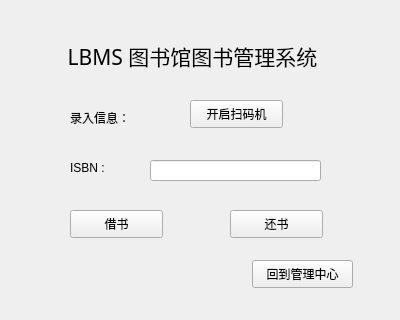
Old version of the form LBMS/borrow_return_book.ui in the repository Foldblade/LBMS-CPP.
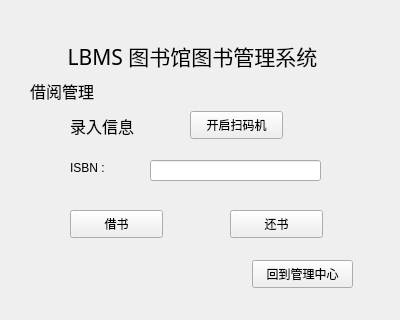
New version of the form. Icons and pictures are not drawn.

```diff
--- a/LBMS/borrow_return_book.ui
+++ b/LBMS/borrow_return_book.ui
@@ -40,19 +40,25 @@
     <rect>
      <x>70</x>
      <y>110</y>
-     <width>72</width>
-     <height>15</height>
+     <width>91</width>
+     <height>31</height>
     </rect>
    </property>
+   <property name="font">
+    <font>
+     <family>微软雅黑</family>
+     <pointsize>12</pointsize>
+    </font>
+   </property>
    <property name="text">
-    <string>录入信息：</string>
+    <string>录入信息</string>
    </property>
   </widget>
   <widget class="QPushButton" name="opencv">
    <property name="geometry">
     <rect>
      <x>190</x>
-     <y>100</y>
+     <y>111</y>
      <width>93</width>
      <height>28</height>
     </rect>
@@ -123,6 +129,25 @@
     <string>回到管理中心</string>
    </property>
   </widget>
+  <widget class="QLabel" name="label_4">
+   <property name="geometry">
+    <rect>
+     <x>30</x>
+     <y>80</y>
+     <width>101</width>
+     <height>21</height>
+    </rect>
+   </property>
+   <property name="font">
+    <font>
+     <family>微软雅黑</family>
+     <pointsize>12</pointsize>
+    </font>
+   </property>
+   <property name="text">
+    <string>借阅管理</string>
+   </property>
+  </widget>
  </widget>
  <layoutdefault spacing="6" margin="11"/>
  <resources/>
```
Left out of the diff: 6 changed lines with no effect on the pictures.
